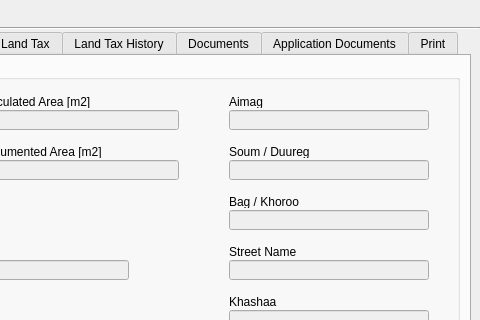
Above: view/OwnRecordDialog.ui from teamlm2/lm2_mgis before the change; both pictures show x 320 to 800 and y 0 to 320 of the 800 by 470 pixel window. Below: the same form after it.
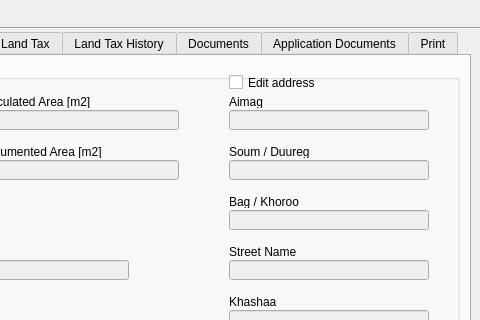
That is the form after the change. The open tabs and pages were chosen to show the change.

```diff
--- a/view/OwnRecordDialog.ui
+++ b/view/OwnRecordDialog.ui
@@ -576,6 +576,19 @@
        </rect>
       </property>
      </widget>
+     <widget class="QCheckBox" name="edit_address_chbox">
+      <property name="geometry">
+       <rect>
+        <x>530</x>
+        <y>14</y>
+        <width>211</width>
+        <height>17</height>
+       </rect>
+      </property>
+      <property name="text">
+       <string>Edit address</string>
+      </property>
+     </widget>
     </widget>
    </widget>
    <widget class="QWidget" name="record_details_tab">
```
Left out of the diff: 2 changed lines with no effect on the pictures.
